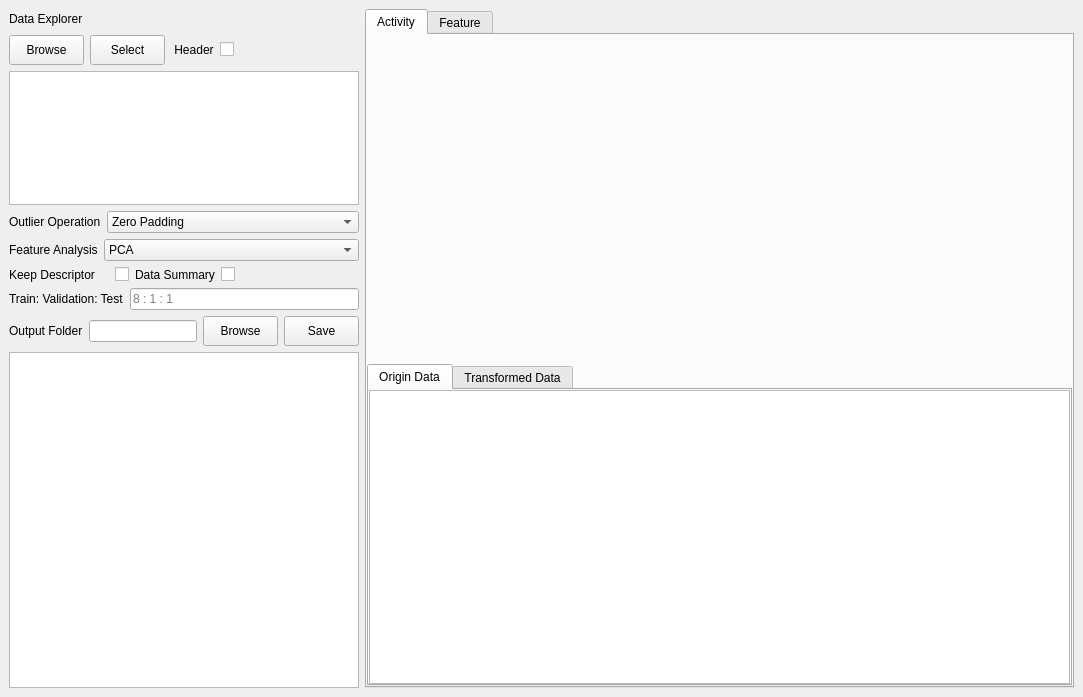
sheMnapion/AI-QSAR, file QSAR-UI/mainwindow0.ui: the form before one commit.
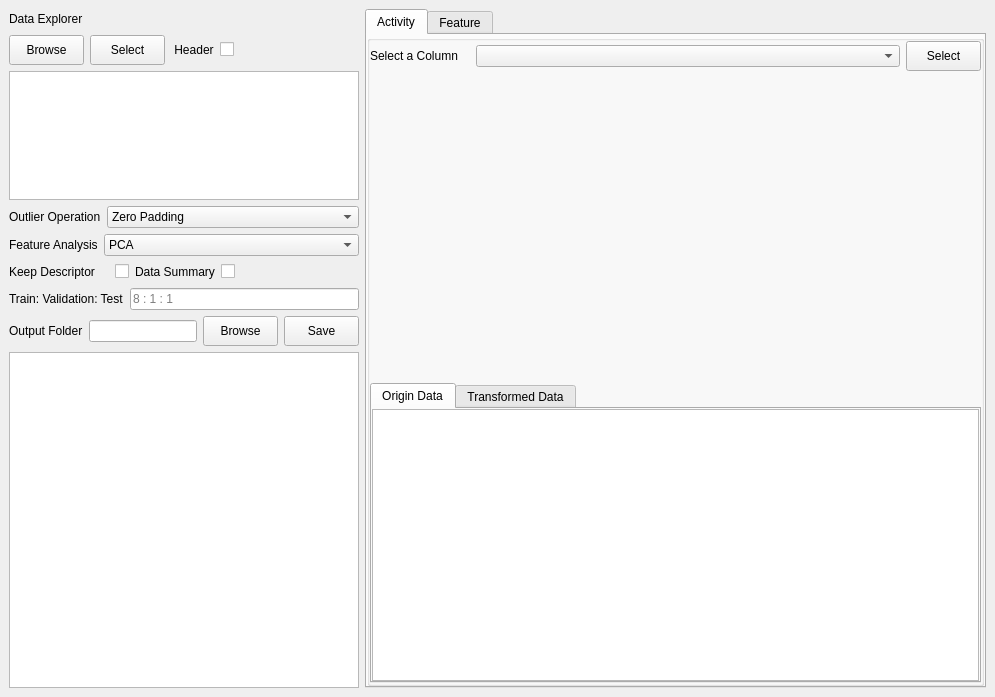
The form after the commit.

Commit message: Add column selection slot

The edit to the form file:
```diff
--- a/QSAR-UI/mainwindow0.ui
+++ b/QSAR-UI/mainwindow0.ui
@@ -6,7 +6,7 @@
    <rect>
     <x>0</x>
     <y>0</y>
-    <width>1083</width>
+    <width>995</width>
     <height>697</height>
    </rect>
   </property>
@@ -49,7 +49,7 @@
        </widget>
       </item>
       <item>
-       <layout class="QHBoxLayout" name="horizontalLayout" stretch="0,0,0,0">
+       <layout class="QHBoxLayout" name="horizontalLayout" stretch="0,0,0,0,0">
         <property name="spacing">
          <number>-1</number>
         </property>
@@ -131,7 +131,7 @@
         <item>
          <widget class="QCheckBox" name="headerCheckBox">
           <property name="sizePolicy">
-           <sizepolicy hsizetype="Expanding" vsizetype="Fixed">
+           <sizepolicy hsizetype="Fixed" vsizetype="Fixed">
             <horstretch>0</horstretch>
             <verstretch>0</verstretch>
            </sizepolicy>
@@ -141,6 +141,19 @@
           </property>
          </widget>
         </item>
+        <item>
+         <spacer name="horizontalSpacer_2">
+          <property name="orientation">
+           <enum>Qt::Horizontal</enum>
+          </property>
+          <property name="sizeHint" stdset="0">
+           <size>
+            <width>40</width>
+            <height>20</height>
+           </size>
+          </property>
+         </spacer>
+        </item>
        </layout>
       </item>
       <item>
@@ -236,7 +249,7 @@
        </layout>
       </item>
       <item>
-       <layout class="QHBoxLayout" name="horizontalLayout_3" stretch="0,0,0,0">
+       <layout class="QHBoxLayout" name="horizontalLayout_3" stretch="0,0,0,0,0">
         <property name="spacing">
          <number>-1</number>
         </property>
@@ -330,7 +343,7 @@
         <item>
          <widget class="QCheckBox" name="dataSummaryCheckBox">
           <property name="sizePolicy">
-           <sizepolicy hsizetype="Expanding" vsizetype="Fixed">
+           <sizepolicy hsizetype="Fixed" vsizetype="Fixed">
             <horstretch>0</horstretch>
             <verstretch>0</verstretch>
            </sizepolicy>
@@ -349,6 +362,19 @@
           </property>
          </widget>
         </item>
+        <item>
+         <spacer name="horizontalSpacer_3">
+          <property name="orientation">
+           <enum>Qt::Horizontal</enum>
+          </property>
+          <property name="sizeHint" stdset="0">
+           <size>
+            <width>40</width>
+            <height>20</height>
+           </size>
+          </property>
+         </spacer>
+        </item>
        </layout>
       </item>
       <item>
@@ -459,6 +485,22 @@
       </item>
      </layout>
     </item>
+    <item row="1" column="0">
+     <widget class="QListWidget" name="infoList">
+      <property name="sizePolicy">
+       <sizepolicy hsizetype="MinimumExpanding" vsizetype="Expanding">
+        <horstretch>0</horstretch>
+        <verstretch>1</verstretch>
+       </sizepolicy>
+      </property>
+      <property name="minimumSize">
+       <size>
+        <width>0</width>
+        <height>0</height>
+       </size>
+      </property>
+     </widget>
+    </item>
     <item row="0" column="1" rowspan="2">
      <widget class="QTabWidget" name="tabWidget">
       <property name="enabled">
@@ -501,6 +543,21 @@
        <attribute name="title">
         <string>Activity</string>
        </attribute>
+       <layout class="QVBoxLayout" name="verticalLayout_3">
+        <property name="leftMargin">
+         <number>0</number>
+        </property>
+        <property name="topMargin">
+         <number>0</number>
+        </property>
+        <property name="rightMargin">
+         <number>0</number>
+        </property>
+        <property name="bottomMargin">
+         <number>0</number>
+        </property>
+        <item>
+         <widget class="QGroupBox" name="formGroupBox">
        <layout class="QVBoxLayout" name="verticalLayout_2">
         <property name="leftMargin">
          <number>0</number>
@@ -514,6 +571,73 @@
         <property name="bottomMargin">
          <number>0</number>
         </property>
+           <item>
+            <layout class="QHBoxLayout" name="horizontalLayout_4">
+             <property name="sizeConstraint">
+              <enum>QLayout::SetFixedSize</enum>
+             </property>
+             <item>
+              <widget class="QLabel" name="label_2">
+               <property name="sizePolicy">
+                <sizepolicy hsizetype="Fixed" vsizetype="Fixed">
+                 <horstretch>0</horstretch>
+                 <verstretch>0</verstretch>
+                </sizepolicy>
+               </property>
+               <property name="minimumSize">
+                <size>
+                 <width>100</width>
+                 <height>25</height>
+                </size>
+               </property>
+               <property name="maximumSize">
+                <size>
+                 <width>100</width>
+                 <height>25</height>
+                </size>
+               </property>
+               <property name="text">
+                <string>Select a Column</string>
+               </property>
+              </widget>
+             </item>
+             <item>
+              <widget class="QComboBox" name="columnSelectComboBox">
+               <property name="minimumSize">
+                <size>
+                 <width>200</width>
+                 <height>0</height>
+                </size>
+               </property>
+              </widget>
+             </item>
+             <item>
+              <widget class="QPushButton" name="columnSelectBtn">
+               <property name="sizePolicy">
+                <sizepolicy hsizetype="Fixed" vsizetype="Fixed">
+                 <horstretch>0</horstretch>
+                 <verstretch>0</verstretch>
+                </sizepolicy>
+               </property>
+               <property name="minimumSize">
+                <size>
+                 <width>0</width>
+                 <height>30</height>
+                </size>
+               </property>
+               <property name="maximumSize">
+                <size>
+                 <width>75</width>
+                 <height>30</height>
+                </size>
+               </property>
+               <property name="text">
+                <string>Select</string>
+               </property>
+              </widget>
+             </item>
+            </layout>
+           </item>
         <item>
          <widget class="QWidget" name="plotWidget" native="true">
           <property name="sizePolicy">
@@ -665,6 +789,9 @@
         </item>
        </layout>
       </widget>
+        </item>
+       </layout>
+      </widget>
       <widget class="QWidget" name="featureTab">
        <attribute name="title">
         <string>Feature</string>
@@ -672,22 +799,6 @@
       </widget>
      </widget>
     </item>
-    <item row="1" column="0">
-     <widget class="QListWidget" name="infoList">
-      <property name="sizePolicy">
-       <sizepolicy hsizetype="MinimumExpanding" vsizetype="Expanding">
-        <horstretch>0</horstretch>
-        <verstretch>1</verstretch>
-       </sizepolicy>
-      </property>
-      <property name="minimumSize">
-       <size>
-        <width>0</width>
-        <height>0</height>
-       </size>
-      </property>
-     </widget>
-    </item>
    </layout>
   </widget>
   <widget class="QMenuBar" name="menubar">
@@ -695,7 +806,7 @@
     <rect>
      <x>0</x>
      <y>0</y>
-     <width>1083</width>
+     <width>995</width>
      <height>22</height>
     </rect>
    </property>
```
Lines whose indentation alone changed are shown as unchanged. The commit also changes 2 other files.
